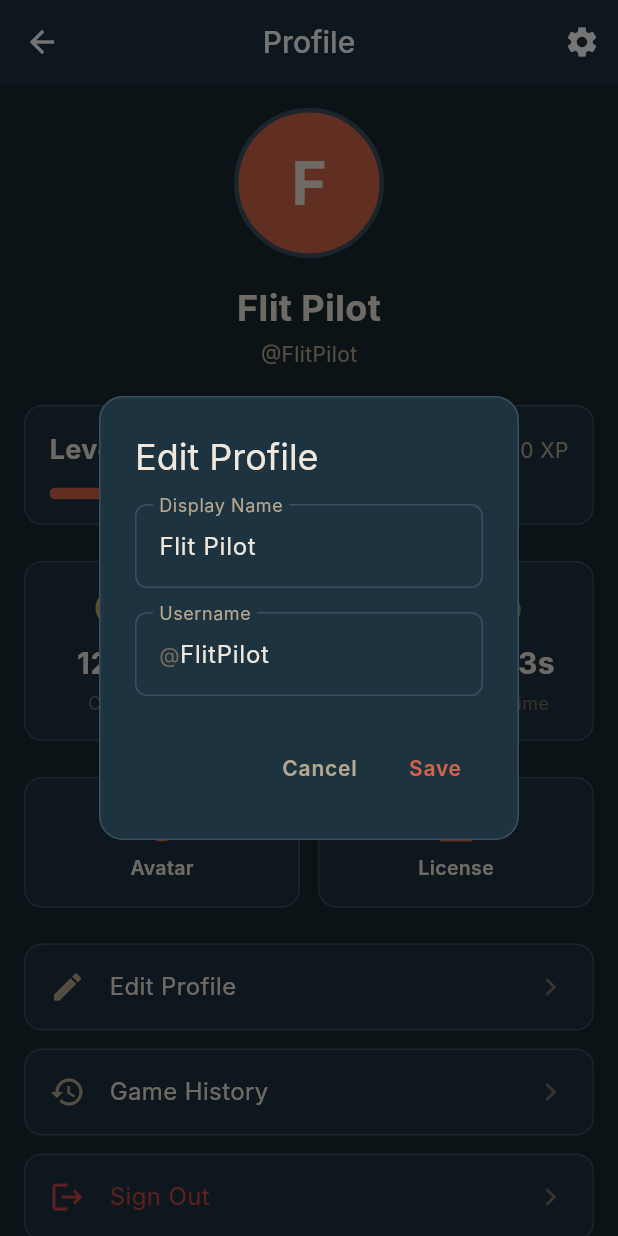
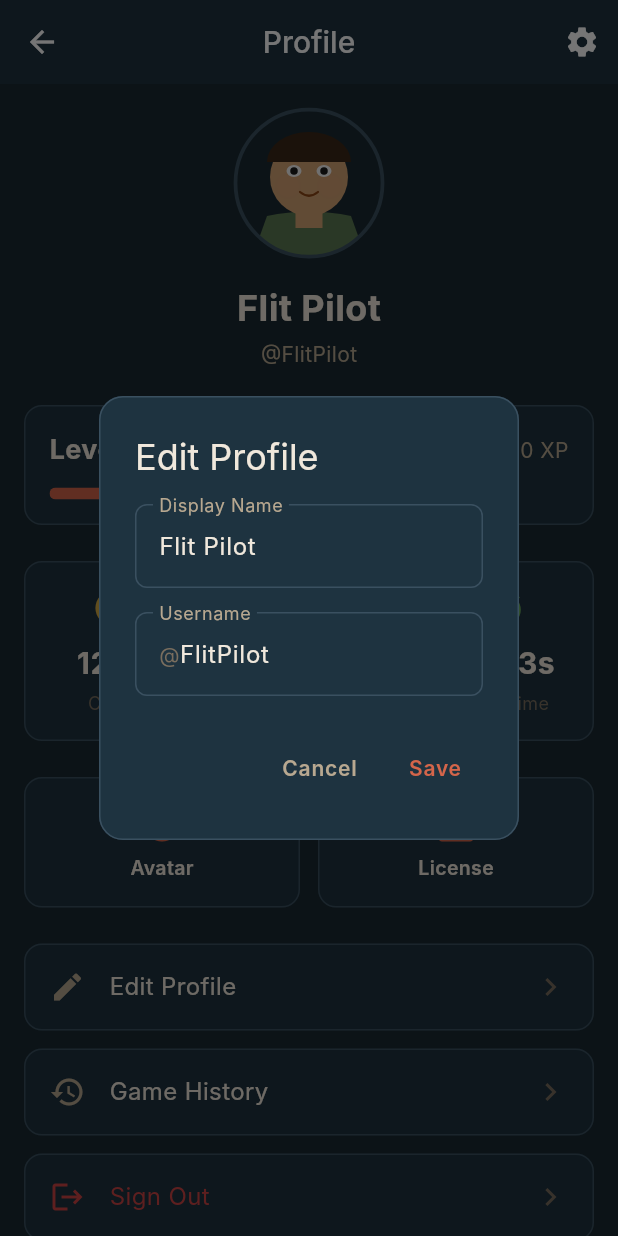
Before and after one commit to JamieMBright/flit, a Flutter app: the ProfileScreen screen opened directly, after a tap on "Edit Profile", on a phone screen of 412 x 824 dp. Run offline on Flutter 3.47's test engine with Material 3 defaults, Android fonts, the phone set to English and light mode, and no system bars; our stand-ins replace flutter_riverpod; missing offline and left inert: flame; Roboto replaces fonts that are missing (Inter).

Commit message:
Integrate profanity filter and avatar widget into profile screen
Wire up the existing ProfanityFilter to validate display name and
username in the Edit Profile dialog, blocking inappropriate content
with inline error messages. Replace the letter-circle placeholder
in the profile header with the actual AvatarWidget so the player's
configured avatar renders at the top of the page.

https://claude.ai/code/session_01EEXLGaAvZ19TAQSCGmAdGy

```diff
--- a/lib/features/profile/profile_screen.dart
+++ b/lib/features/profile/profile_screen.dart
@@ -1,8 +1,11 @@
 import 'package:flutter/material.dart';
 
 import '../../core/theme/flit_colors.dart';
+import '../../core/utils/profanity_filter.dart';
+import '../../data/models/avatar_config.dart';
 import '../../data/models/player.dart';
 import '../avatar/avatar_editor_screen.dart';
+import '../avatar/avatar_widget.dart';
 import '../license/license_screen.dart';
 
 /// Profile screen showing player stats and settings.
@@ -25,6 +28,8 @@ class _ProfileScreenState extends State<ProfileScreen> {
     bestTime: const Duration(seconds: 14, milliseconds: 230),
     createdAt: DateTime.now().subtract(const Duration(days: 30)),
   );
+
+  AvatarConfig _avatarConfig = const AvatarConfig();
 
   bool _notificationsEnabled = true;
   bool _soundEnabled = true;
@@ -127,10 +132,13 @@ class _ProfileScreenState extends State<ProfileScreen> {
     final displayNameController =
         TextEditingController(text: _player.displayName ?? '');
     final usernameController = TextEditingController(text: _player.username);
+    String? displayNameError;
+    String? usernameError;
 
     showDialog<void>(
       context: context,
-      builder: (dialogContext) => AlertDialog(
+      builder: (dialogContext) => StatefulBuilder(
+        builder: (dialogContext, setDialogState) => AlertDialog(
           backgroundColor: FlitColors.cardBackground,
           shape: RoundedRectangleBorder(
             borderRadius: BorderRadius.circular(16),
@@ -148,16 +156,33 @@ class _ProfileScreenState extends State<ProfileScreen> {
                 style: const TextStyle(color: FlitColors.textPrimary),
                 decoration: InputDecoration(
                   labelText: 'Display Name',
-                labelStyle: const TextStyle(color: FlitColors.textSecondary),
+                  labelStyle:
+                      const TextStyle(color: FlitColors.textSecondary),
+                  errorText: displayNameError,
+                  errorStyle: const TextStyle(color: FlitColors.error),
                   enabledBorder: OutlineInputBorder(
                     borderRadius: BorderRadius.circular(8),
-                  borderSide: const BorderSide(color: FlitColors.cardBorder),
+                    borderSide:
+                        const BorderSide(color: FlitColors.cardBorder),
                   ),
                   focusedBorder: OutlineInputBorder(
                     borderRadius: BorderRadius.circular(8),
                     borderSide: const BorderSide(color: FlitColors.accent),
                   ),
+                  errorBorder: OutlineInputBorder(
+                    borderRadius: BorderRadius.circular(8),
+                    borderSide: const BorderSide(color: FlitColors.error),
                   ),
+                  focusedErrorBorder: OutlineInputBorder(
+                    borderRadius: BorderRadius.circular(8),
+                    borderSide: const BorderSide(color: FlitColors.error),
+                  ),
+                ),
+                onChanged: (_) {
+                  if (displayNameError != null) {
+                    setDialogState(() => displayNameError = null);
+                  }
+                },
               ),
               const SizedBox(height: 16),
               TextField(
@@ -165,18 +190,35 @@ class _ProfileScreenState extends State<ProfileScreen> {
                 style: const TextStyle(color: FlitColors.textPrimary),
                 decoration: InputDecoration(
                   labelText: 'Username',
-                labelStyle: const TextStyle(color: FlitColors.textSecondary),
+                  labelStyle:
+                      const TextStyle(color: FlitColors.textSecondary),
                   prefixText: '@',
                   prefixStyle: const TextStyle(color: FlitColors.textMuted),
+                  errorText: usernameError,
+                  errorStyle: const TextStyle(color: FlitColors.error),
                   enabledBorder: OutlineInputBorder(
                     borderRadius: BorderRadius.circular(8),
-                  borderSide: const BorderSide(color: FlitColors.cardBorder),
+                    borderSide:
+                        const BorderSide(color: FlitColors.cardBorder),
                   ),
                   focusedBorder: OutlineInputBorder(
                     borderRadius: BorderRadius.circular(8),
                     borderSide: const BorderSide(color: FlitColors.accent),
                   ),
+                  errorBorder: OutlineInputBorder(
+                    borderRadius: BorderRadius.circular(8),
+                    borderSide: const BorderSide(color: FlitColors.error),
                   ),
+                  focusedErrorBorder: OutlineInputBorder(
+                    borderRadius: BorderRadius.circular(8),
+                    borderSide: const BorderSide(color: FlitColors.error),
+                  ),
+                ),
+                onChanged: (_) {
+                  if (usernameError != null) {
+                    setDialogState(() => usernameError = null);
+                  }
+                },
               ),
             ],
           ),
@@ -190,14 +232,39 @@ class _ProfileScreenState extends State<ProfileScreen> {
             ),
             TextButton(
               onPressed: () {
+                final filter = ProfanityFilter.instance;
+                final displayName = displayNameController.text.trim();
+                final username = usernameController.text.trim();
+                var hasError = false;
+
+                // Validate display name for profanity.
+                if (displayName.isNotEmpty &&
+                    filter.containsProfanity(displayName)) {
+                  setDialogState(() {
+                    displayNameError = 'Inappropriate language detected';
+                  });
+                  hasError = true;
+                }
+
+                // Validate username for profanity and format.
+                if (username.isNotEmpty &&
+                    filter.isInappropriateUsername(username)) {
+                  setDialogState(() {
+                    usernameError =
+                        'Username contains inappropriate content or '
+                        'invalid characters';
+                  });
+                  hasError = true;
+                }
+
+                if (hasError) return;
+
                 setState(() {
                   _player = _player.copyWith(
-                  displayName: displayNameController.text.trim().isEmpty
-                      ? null
-                      : displayNameController.text.trim(),
-                  username: usernameController.text.trim().isEmpty
-                      ? _player.username
-                      : usernameController.text.trim(),
+                    displayName:
+                        displayName.isEmpty ? null : displayName,
+                    username:
+                        username.isEmpty ? _player.username : username,
                   );
                 });
                 Navigator.of(dialogContext).pop();
@@ -218,6 +285,7 @@ class _ProfileScreenState extends State<ProfileScreen> {
               ),
             ),
           ],
+        ),
       ),
     );
   }
@@ -289,7 +357,10 @@ class _ProfileScreenState extends State<ProfileScreen> {
           child: Column(
             children: [
               // Avatar and name
-              _ProfileHeader(player: _player),
+              _ProfileHeader(
+                player: _player,
+                avatarConfig: _avatarConfig,
+              ),
               const SizedBox(height: 24),
               // Level progress
               _LevelProgress(player: _player),
@@ -339,36 +410,19 @@ class _ProfileScreenState extends State<ProfileScreen> {
 }
 
 class _ProfileHeader extends StatelessWidget {
-  const _ProfileHeader({required this.player});
+  const _ProfileHeader({
+    required this.player,
+    required this.avatarConfig,
+  });
 
   final Player player;
+  final AvatarConfig avatarConfig;
 
   @override
   Widget build(BuildContext context) => Column(
         children: [
           // Avatar
-          Container(
-            width: 100,
-            height: 100,
-            decoration: BoxDecoration(
-              color: FlitColors.accent,
-              shape: BoxShape.circle,
-              border: Border.all(
-                color: FlitColors.cardBorder,
-                width: 3,
-              ),
-            ),
-            child: Center(
-              child: Text(
-                player.name[0].toUpperCase(),
-                style: const TextStyle(
-                  color: FlitColors.textPrimary,
-                  fontSize: 40,
-                  fontWeight: FontWeight.bold,
-                ),
-              ),
-            ),
-          ),
+          AvatarWidget(config: avatarConfig, size: 100),
           const SizedBox(height: 16),
           // Name
           Text(
```
Lines whose indentation alone changed are shown as unchanged.
